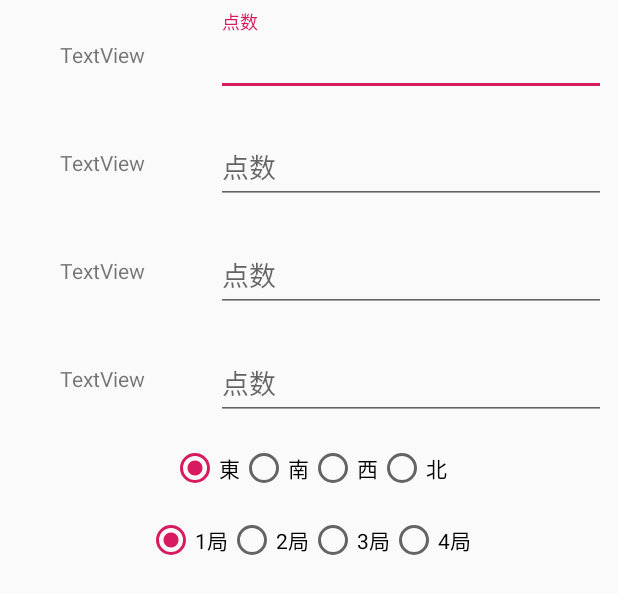
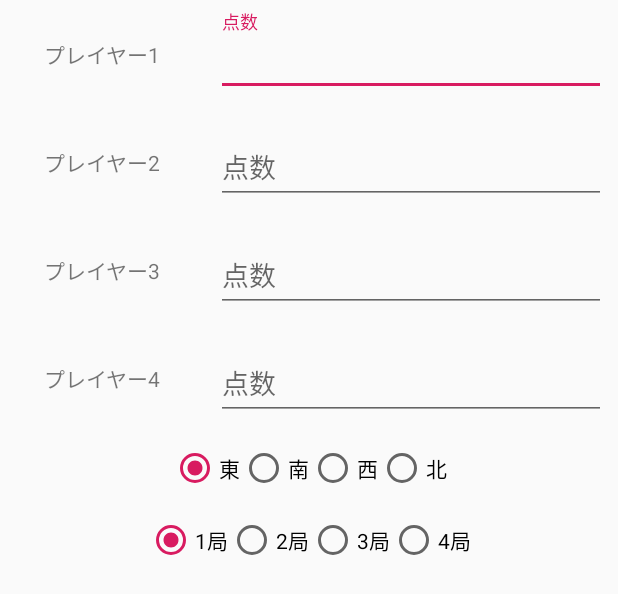
Before and after one commit to Bluewind12/MahjongMemo, an Android app: the layout data_add_dialog.xml on its own in the app's theme, with its tools: preview values and no code run, on a phone screen of 412 x 824 dp. Shown: the top 594 px of the screen. Run offline under Robolectric (Android 15) with nearby library versions, the phone set to English and light mode, and no system bars.

Commit message:
[update]レイアウトなどの文字列をvalueデータに変更

```diff
--- a/app/src/main/res/layout/data_add_dialog.xml
+++ b/app/src/main/res/layout/data_add_dialog.xml
@@ -32,7 +32,7 @@
                         android:id="@+id/dataAddTextInput"
                         android:layout_width="match_parent"
                         android:layout_height="wrap_content"
-                        android:hint="点数"
+                        android:hint="@string/point"
                         android:inputType="numberSigned" />
             </com.google.android.material.textfield.TextInputLayout>
 
@@ -51,7 +51,7 @@
                         android:id="@+id/dataAddTextInput2"
                         android:layout_width="match_parent"
                         android:layout_height="wrap_content"
-                        android:hint="点数"
+                        android:hint="@string/point"
                         android:inputType="numberSigned" />
             </com.google.android.material.textfield.TextInputLayout>
 
@@ -70,7 +70,7 @@
                         android:id="@+id/dataAddTextInput3"
                         android:layout_width="match_parent"
                         android:layout_height="wrap_content"
-                        android:hint="点数"
+                        android:hint="@string/point"
                         android:inputType="numberSigned" />
             </com.google.android.material.textfield.TextInputLayout>
 
@@ -89,7 +89,7 @@
                         android:id="@+id/dataAddTextInput4"
                         android:layout_width="match_parent"
                         android:layout_height="wrap_content"
-                        android:hint="点数"
+                        android:hint="@string/point"
                         android:inputType="numberSigned" />
             </com.google.android.material.textfield.TextInputLayout>
 
@@ -97,7 +97,7 @@
                     android:id="@+id/dataAddNameTextView"
                     android:layout_width="wrap_content"
                     android:layout_height="wrap_content"
-                    android:text="TextView"
+                    android:text="@string/default_player_1"
                     app:layout_constraintBottom_toBottomOf="@+id/textInputLayout5"
                     app:layout_constraintEnd_toStartOf="@+id/guideline"
                     app:layout_constraintStart_toStartOf="parent"
@@ -107,7 +107,7 @@
                     android:id="@+id/dataAddNameTextView2"
                     android:layout_width="wrap_content"
                     android:layout_height="wrap_content"
-                    android:text="TextView"
+                    android:text="@string/default_player_2"
                     app:layout_constraintBottom_toBottomOf="@+id/textInputLayout6"
                     app:layout_constraintEnd_toStartOf="@+id/guideline"
                     app:layout_constraintStart_toStartOf="parent"
@@ -117,7 +117,7 @@
                     android:id="@+id/dataAddNameTextView3"
                     android:layout_width="wrap_content"
                     android:layout_height="wrap_content"
-                    android:text="TextView"
+                    android:text="@string/default_player_3"
                     app:layout_constraintBottom_toBottomOf="@+id/textInputLayout7"
                     app:layout_constraintEnd_toStartOf="@+id/guideline"
                     app:layout_constraintStart_toStartOf="parent"
@@ -127,7 +127,7 @@
                     android:id="@+id/dataAddNameTextView4"
                     android:layout_width="wrap_content"
                     android:layout_height="wrap_content"
-                    android:text="TextView"
+                    android:text="@string/default_player_4"
                     app:layout_constraintBottom_toBottomOf="@+id/textInputLayout8"
                     app:layout_constraintEnd_toStartOf="@+id/guideline"
                     app:layout_constraintStart_toStartOf="parent"
@@ -157,25 +157,25 @@
                         android:layout_width="match_parent"
                         android:layout_height="wrap_content"
                         android:checked="true"
-                        android:text="東" />
+                        android:text="@string/stage_ton" />
 
                 <RadioButton
                         android:id="@+id/radioButton2"
                         android:layout_width="match_parent"
                         android:layout_height="wrap_content"
-                        android:text="南" />
+                        android:text="@string/stage_nan" />
 
                 <RadioButton
                         android:id="@+id/radioButton3"
                         android:layout_width="match_parent"
                         android:layout_height="wrap_content"
-                        android:text="西" />
+                        android:text="@string/stage_sya" />
 
                 <RadioButton
                         android:id="@+id/radioButton4"
                         android:layout_width="match_parent"
                         android:layout_height="wrap_content"
-                        android:text="北" />
+                        android:text="@string/stage_pe" />
             </RadioGroup>
 
             <RadioGroup
@@ -195,25 +195,25 @@
                         android:layout_width="match_parent"
                         android:layout_height="wrap_content"
                         android:checked="true"
-                        android:text="1局" />
+                        android:text="@string/count_1" />
 
                 <RadioButton
                         android:id="@+id/radioButton6"
                         android:layout_width="match_parent"
                         android:layout_height="wrap_content"
-                        android:text="2局" />
+                        android:text="@string/count_2" />
 
                 <RadioButton
                         android:id="@+id/radioButton7"
                         android:layout_width="match_parent"
                         android:layout_height="wrap_content"
-                        android:text="3局" />
+                        android:text="@string/count_3" />
 
                 <RadioButton
                         android:id="@+id/radioButton8"
                         android:layout_width="match_parent"
                         android:layout_height="wrap_content"
-                        android:text="4局" />
+                        android:text="@string/count_4" />
             </RadioGroup>
 
         </androidx.constraintlayout.widget.ConstraintLayout>
--- a/app/src/main/res/menu/main_menu.xml
+++ b/app/src/main/res/menu/main_menu.xml
@@ -4,15 +4,15 @@
     <item android:id="@+id/nameEntry"
             android:icon="@drawable/icon_human"
             app:showAsAction="ifRoom"
-            android:title="名前登録" />
+            android:title="@string/name_change" />
     <item
             android:id="@+id/menuReset"
             android:icon="@drawable/icon_newdata"
             app:showAsAction="ifRoom"
-            android:title="データリセット" />
+            android:title="@string/data_reset" />
     <item
             android:id="@+id/menuDataOutput"
             android:icon="@drawable/icon_capture"
             app:showAsAction="ifRoom"
-            android:title="画像出力" />
+            android:title="@string/capture_output" />
 </menu>
--- a/app/src/main/res/values/strings.xml
+++ b/app/src/main/res/values/strings.xml
@@ -1,3 +1,24 @@
 <resources>
     <string name="app_name">MahjongMemo</string>
+    <string name="name_change">名前登録</string>
+    <string name="data_reset">データリセット</string>
+    <string name="capture_output">画像出力</string>
+    <string name="name">名前</string>
+    <string name="default_player_1">プレイヤー1</string>
+    <string name="default_player_2">プレイヤー2</string>
+    <string name="default_player_3">プレイヤー3</string>
+    <string name="default_player_4">プレイヤー4</string>
+    <string name="point">点数</string>
+    <string name="stage_ton">東</string>
+    <string name="stage_nan">南</string>
+    <string name="stage_sya">西</string>
+    <string name="stage_pe">北</string>
+    <string name="count_1">1局</string>
+    <string name="count_2">2局</string>
+    <string name="count_3">3局</string>
+    <string name="count_4">4局</string>
+    <string name="human_1">1人目</string>
+    <string name="human_2">2人目</string>
+    <string name="human_3">3人目</string>
+    <string name="human_4">4人目</string>
 </resources>
```
Also changed, not shown: app/src/main/res/layout/activity_main.xml (+6 -5 lines), app/src/main/res/layout/name_setting_dialog.xml (+10 -7 lines).
